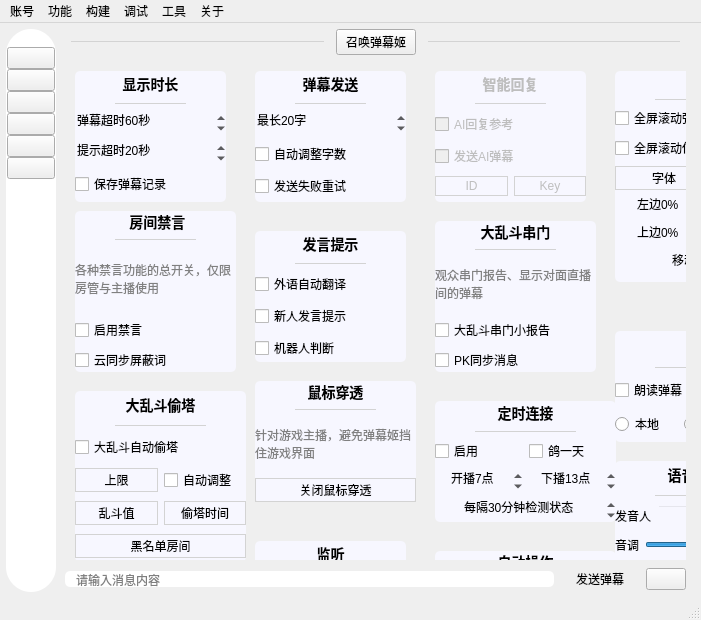
Before: the Qt Designer form mainwindow/mainwindow.ui in iwxyi/Bilibili-MagicalDanmaku, drawn with Qt 5.
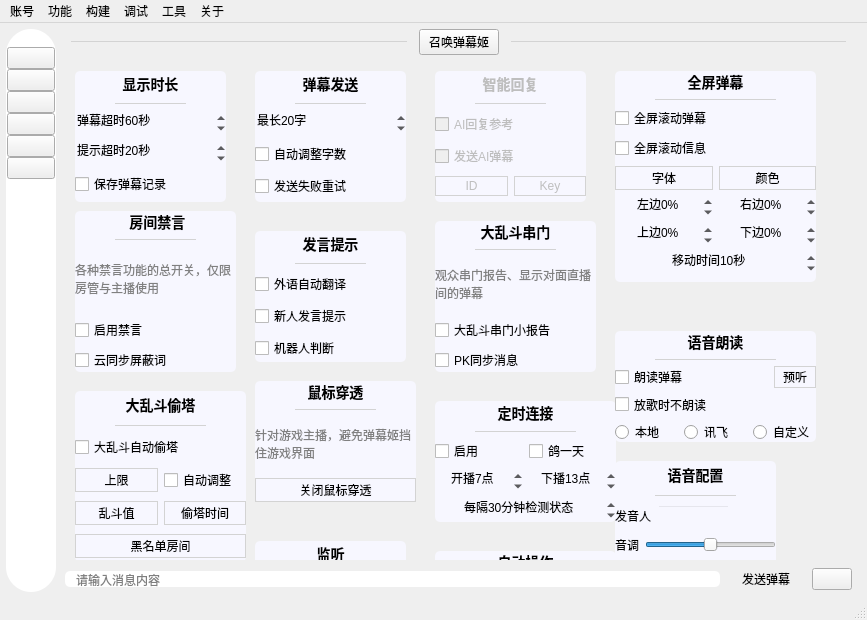
After: the same form once the commit is applied. The open tabs and pages were chosen to show the change. Icons and pictures are not drawn. Custom widgets are drawn as their Qt base class.

Commit message: 添加自动更新开关；添加在播放音乐时不朗读弹幕的开关

What changed in the file:
```diff
--- a/mainwindow/mainwindow.ui
+++ b/mainwindow/mainwindow.ui
@@ -6,7 +6,7 @@
    <rect>
     <x>0</x>
     <y>0</y>
-    <width>701</width>
+    <width>867</width>
     <height>620</height>
    </rect>
   </property>
@@ -1541,7 +1541,7 @@
             <rect>
              <x>0</x>
              <y>0</y>
-             <width>621</width>
+             <width>787</width>
              <height>504</height>
             </rect>
            </property>
@@ -4397,6 +4397,21 @@
                </item>
               </layout>
              </item>
+             <item>
+              <widget class="QCheckBox" name="dontSpeakOnPlayingSongCheck">
+               <property name="cursor">
+                <cursorShape>PointingHandCursor</cursorShape>
+               </property>
+               <property name="toolTip">
+                <string>点歌姬在播放歌曲时不朗读弹幕
+仅限于欢迎、关注、答谢礼物等场景
+不包括回复/事件等手动调用&gt;speakText()的情况</string>
+               </property>
+               <property name="text">
+                <string>放歌时不朗读</string>
+               </property>
+              </widget>
+             </item>
              <item>
               <layout class="QHBoxLayout" name="horizontalLayout_35">
                <item>
@@ -8193,7 +8208,7 @@
     <rect>
      <x>0</x>
      <y>0</y>
-     <width>701</width>
+     <width>867</width>
      <height>21</height>
     </rect>
    </property>
```
Left out of the diff: 17 changed lines with no effect on the pictures. The commit also changes 5 other files.
